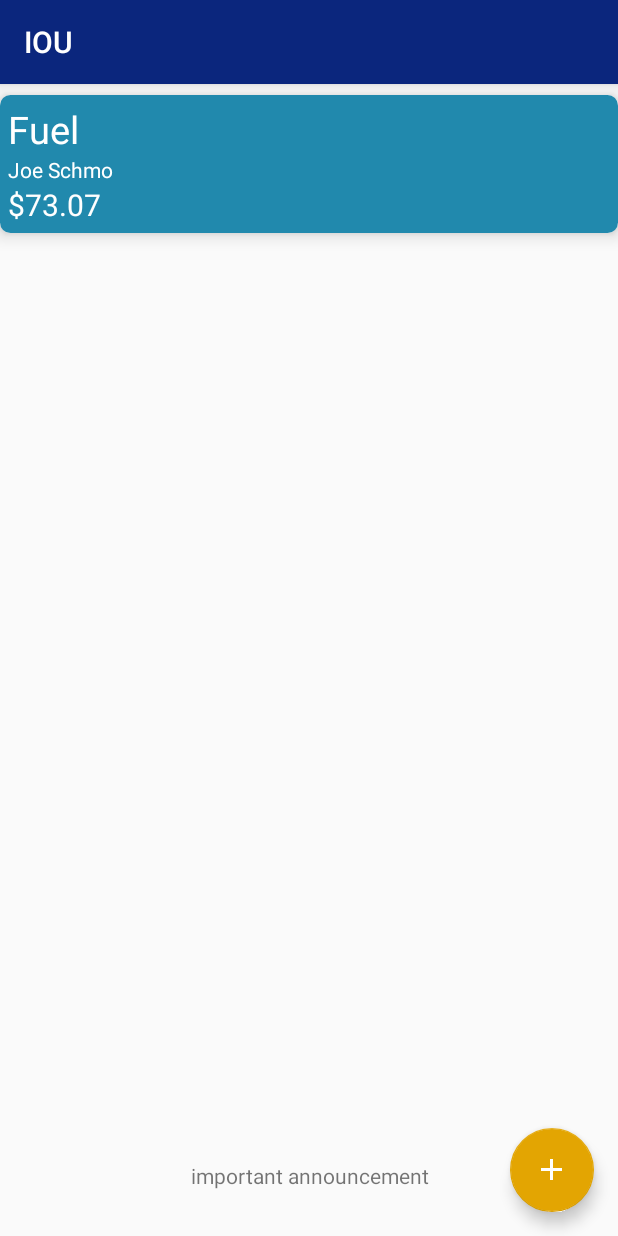
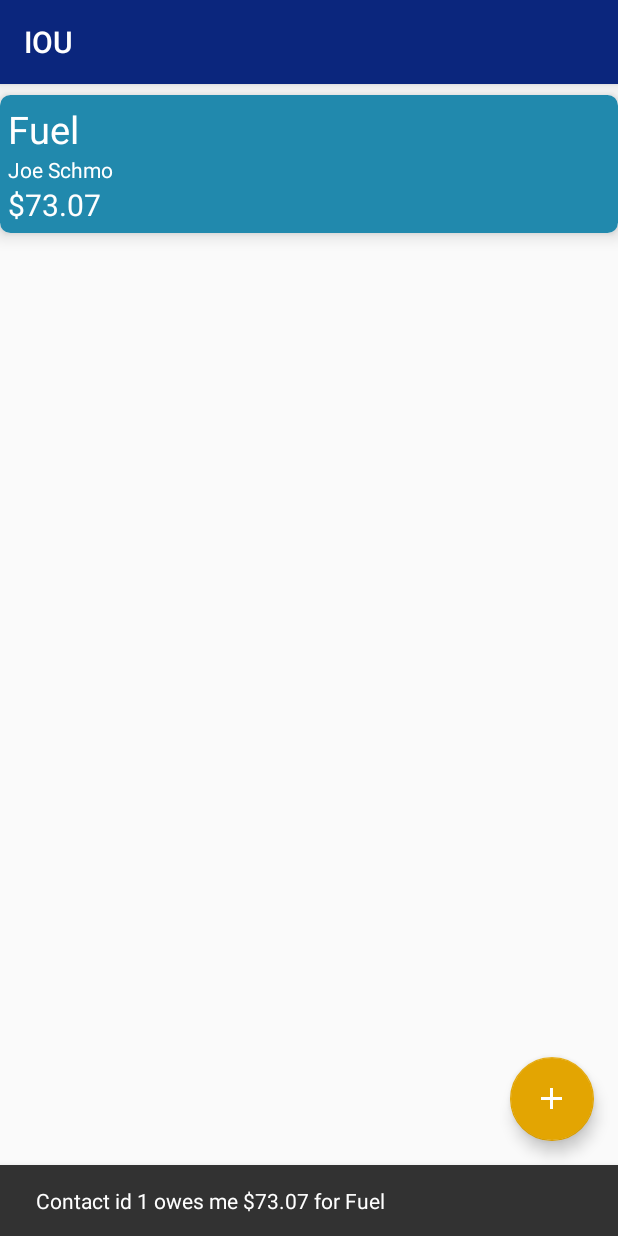
Before and after one commit to MarsHillUniversityCS/IOU, an Android app: the ViewDebtListActivity screen opened directly, with no data from a screen before it, after a tap on "Fuel", on a phone screen of 412 x 824 dp. Run offline under Robolectric (Android 15) with nearby library versions, the phone set to English and light mode, and no system bars; our stand-ins replace Room's generated code; 1 other tap on this screen came first.

Commit message:
WIP - before 12/11/2017 exam

```diff
--- a/app/src/main/java/cs421/cs/mhu/edu/iou/db/IOUDao.java
+++ b/app/src/main/java/cs421/cs/mhu/edu/iou/db/IOUDao.java
@@ -17,7 +17,7 @@ import static android.arch.persistence.room.OnConflictStrategy.REPLACE;
 @Dao
 public interface IOUDao {
 
-    @Query("SELECT * FROM Debt")
+    @Query("SELECT * FROM Debt ORDER BY time")
     LiveData<List<Debt>> getAllDebts();
 
     @Insert (onConflict = REPLACE)
--- a/app/src/main/java/cs421/cs/mhu/edu/iou/listdebts/ViewDebtListActivity.java
+++ b/app/src/main/java/cs421/cs/mhu/edu/iou/listdebts/ViewDebtListActivity.java
@@ -7,13 +7,11 @@ import android.content.DialogInterface;
 import android.os.Bundle;
 import android.support.annotation.Nullable;
 import android.support.design.widget.FloatingActionButton;
+import android.support.design.widget.Snackbar;
 import android.support.v7.app.AppCompatActivity;
-import android.support.v7.widget.DefaultItemAnimator;
 import android.support.v7.widget.LinearLayoutManager;
 import android.support.v7.widget.RecyclerView;
-import android.util.Log;
 import android.view.View;
-import android.widget.Toast;
 
 import java.util.ArrayList;
 import java.util.List;
@@ -37,6 +35,8 @@ public class ViewDebtListActivity extends AppCompatActivity implements View.OnLo
             "Groceries",
             "Parking Ticket"
     };
+
+    Debt lastDeletedDebt;
 
     DebtListViewModel debtListViewModel;
     RecyclerViewAdapter recyclerViewAdapter;
@@ -111,6 +111,16 @@ public class ViewDebtListActivity extends AppCompatActivity implements View.OnLo
                 new DialogInterface.OnClickListener() {
                     @Override
                     public void onClick(DialogInterface dialogInterface, int i) {
+                        Snackbar deleteAndUndo = Snackbar.make(findViewById(R.id.fab), "Deleting debt",
+                                Snackbar.LENGTH_SHORT);
+                        deleteAndUndo.setAction(R.string.undo_string, new View.OnClickListener() {
+                            @Override
+                            public void onClick(View view) {
+                                debtListViewModel.addDebt(lastDeletedDebt);
+                            }
+                        });
+                        deleteAndUndo.show();
+                        lastDeletedDebt = d;
                         debtListViewModel.deleteDebt(d);
                     }
                 });
@@ -129,7 +139,11 @@ public class ViewDebtListActivity extends AppCompatActivity implements View.OnLo
     public void onClick(View view) {
         Debt d = (Debt) view.getTag();
 
-        Toast.makeText(this, d.toString(), Toast.LENGTH_LONG).show();
+        //Toast.makeText(this, d.toString(), Toast.LENGTH_LONG).show();
+
+        Snackbar.make(findViewById(R.id.fab), d.toString(),
+                Snackbar.LENGTH_SHORT)
+                .show();
     }
 
 }
--- a/app/src/main/res/layout/content_main.xml
+++ b/app/src/main/res/layout/content_main.xml
@@ -12,16 +12,7 @@
         android:id="@+id/recyclerView"
         android:layout_width="match_parent"
         android:layout_height="match_parent"
-        android:layout_marginBottom="50dp"
         app:layout_constraintTop_toTopOf="parent"
         app:layout_constraintStart_toStartOf="parent" />
 
-    <TextView
-        android:layout_width="match_parent"
-        android:layout_height="wrap_content"
-        android:text="important announcement"
-        android:textAlignment="center"
-        app:layout_constraintTop_toBottomOf="@+id/recyclerView"
-        />
-
 </android.support.constraint.ConstraintLayout>
--- a/app/src/main/res/values/strings.xml
+++ b/app/src/main/res/values/strings.xml
@@ -1,3 +1,4 @@
 <resources>
     <string name="app_name">IOU</string>
+    <string name="undo_string">Undo</string>
 </resources>
```
